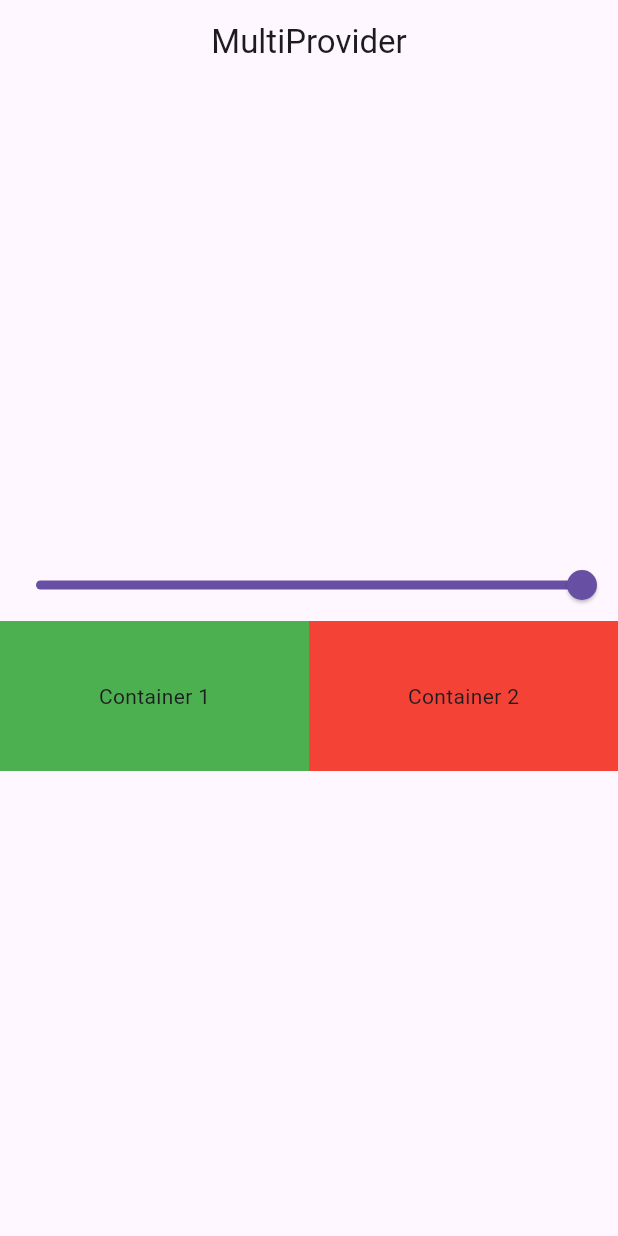
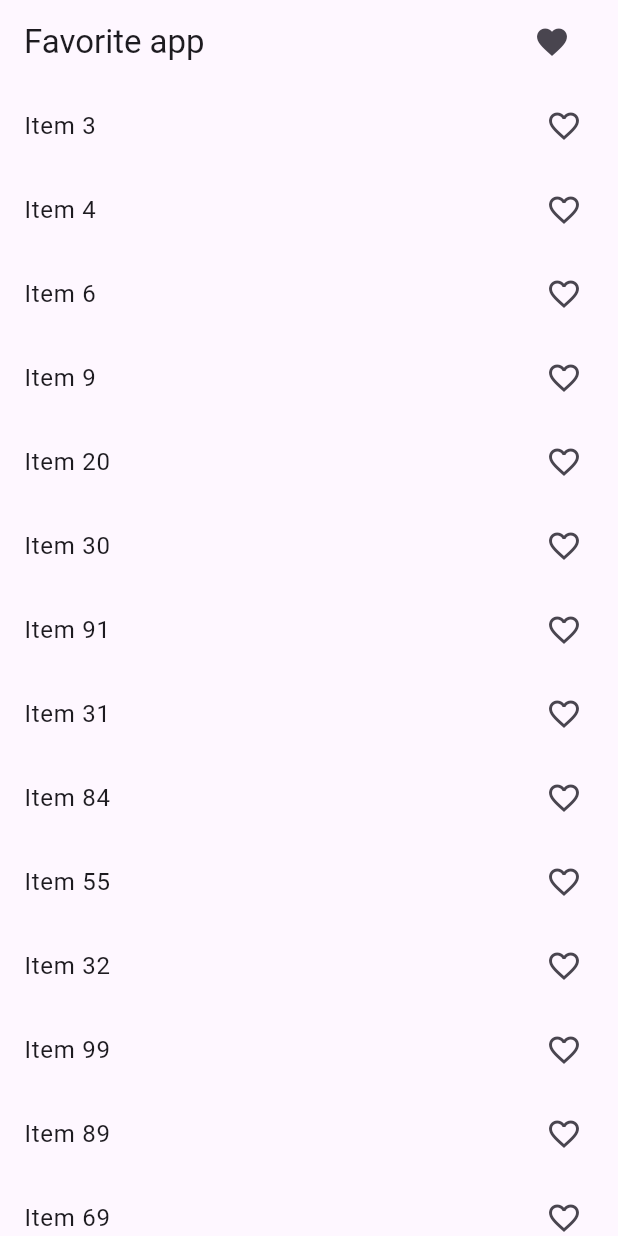
Before and after one commit to siddhesh12323/provider_practice, a Flutter app: the screen it shows after launch, on a phone screen of 412 x 824 dp. Run offline on Flutter 3.47's test engine with Material 2 defaults, Android fonts, the phone set to English and light mode, and no system bars; statements that could not run were skipped.

Commit message:
rough provider test between screens

```diff
--- a/lib/main.dart
+++ b/lib/main.dart
@@ -2,7 +2,9 @@ import 'package:flutter/material.dart';
 import 'package:provider/provider.dart';
 import 'package:provider_testing_1/provider/count_provider.dart';
 import 'package:provider_testing_1/provider/example_one_provider.dart';
+import 'package:provider_testing_1/provider/favorite_provider.dart';
 import 'package:provider_testing_1/screens/example_one.dart';
+import 'package:provider_testing_1/screens/favorite_screen.dart';
 import 'screens/count_example.dart';
 
 void main() {
@@ -17,14 +19,15 @@ class MyApp extends StatelessWidget {
     return MultiProvider(
       providers: [
         ChangeNotifierProvider(create: (_) => CountProvider()),
-        ChangeNotifierProvider(create: (_) => ExampleOneProvider())
+        ChangeNotifierProvider(create: (_) => ExampleOneProvider()),
+        ChangeNotifierProvider(create: (_) => FavoriteProvider()),
       ],
       // create: (_) => CountProvider(),
       child: MaterialApp(
         debugShowCheckedModeBanner: false,
         title: 'Provider Testing',
         theme: ThemeData(useMaterial3: true),
-        home: const ExampleOneScreen(),
+        home: const FavoriteScreen(),
       ),
     );
   }
--- /dev/null
+++ b/lib/provider/favorite_provider.dart
@@ -0,0 +1,33 @@
+import 'package:flutter/foundation.dart';
+
+class FavoriteProvider with ChangeNotifier {
+  List<int> _favoritedItems = [];
+  List<int> _numbers = [
+    3,
+    4,
+    6,
+    9,
+    20,
+    30,
+    91,
+    31,
+    84,
+    55,
+    32,
+    99,
+    89,
+    69,
+    71,
+    23
+  ];
+  List<int> get favoritedItems => _favoritedItems;
+  List<int> get numbers => _numbers;
+
+  void addItem(int number) {
+    _favoritedItems.add(number);
+  }
+
+  void removeItem(int number) {
+    _favoritedItems.remove(number);
+  }
+}
--- /dev/null
+++ b/lib/screens/favorite_screen.dart
@@ -0,0 +1,64 @@
+import 'package:flutter/material.dart';
+import 'package:provider/provider.dart';
+import 'package:provider_testing_1/provider/favorite_provider.dart';
+import 'package:provider_testing_1/screens/favorites_list.dart';
+
+class FavoriteScreen extends StatefulWidget {
+  const FavoriteScreen({super.key});
+
+  @override
+  State<FavoriteScreen> createState() => _FavoriteScreenState();
+}
+
+class _FavoriteScreenState extends State<FavoriteScreen> {
+  List<int> favoritedItems = [];
+  @override
+  Widget build(BuildContext context) {
+    final favoriteProvider =
+        Provider.of<FavoriteProvider>(context, listen: true);
+    return Scaffold(
+      appBar: AppBar(
+        title: const Text('Favorite app'),
+        actions: [
+          IconButton(
+              onPressed: () {
+                Navigator.push(context,
+                    MaterialPageRoute(builder: (context) => const FavoritesList()));
+              },
+              icon: Icon(Icons.favorite)),
+          SizedBox(
+            width: 20,
+          )
+        ],
+      ),
+      body: Column(
+        children: [
+          Expanded(
+            child: ListView.builder(
+              itemCount: favoriteProvider.numbers.length,
+              itemBuilder: (context, index) {
+                return Consumer<FavoriteProvider>(
+                  builder: (context, value, child) {
+                    return ListTile(
+                      onTap: () {
+                        if (value.favoritedItems.contains(value.numbers[index])) {
+                          value.removeItem(value.numbers[index]);
+                        } else {
+                          value.addItem(value.numbers[index]);
+                        }
+                      },
+                      title: Text('Item ${value.numbers[index]}'),
+                      trailing: Icon(value.favoritedItems.contains(value.numbers[index])
+                          ? Icons.favorite
+                          : Icons.favorite_outline),
+                    );
+                  },
+                );
+              },
+            ),
+          ),
+        ],
+      ),
+    );
+  }
+}
```
Also changed, not shown: lib/screens/favorites_list.dart (added, +47 -0 lines).
